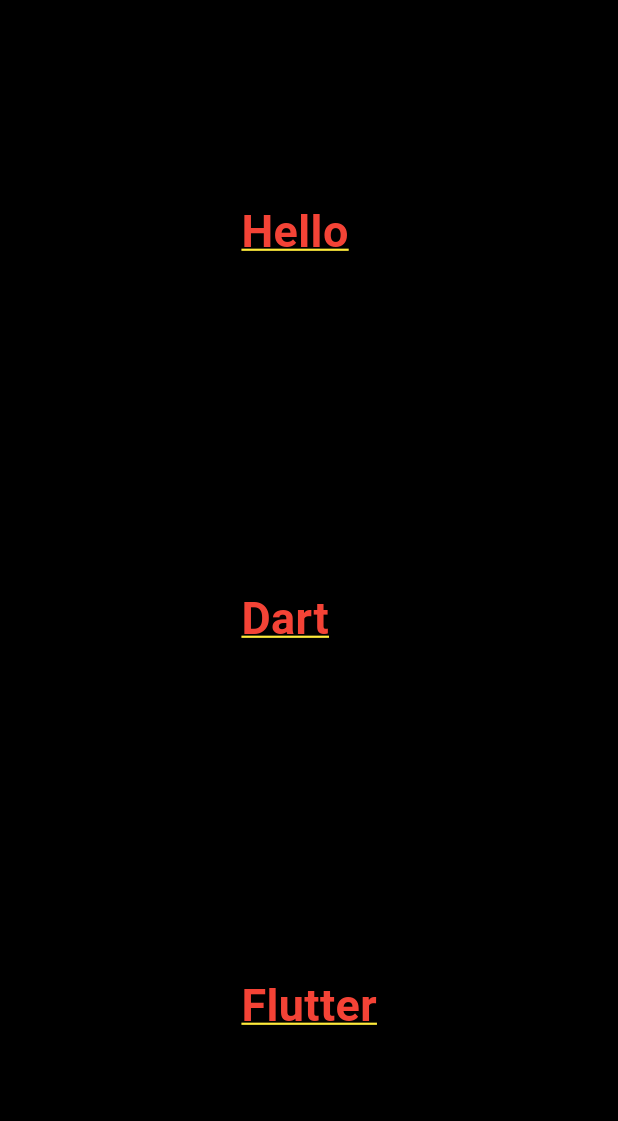
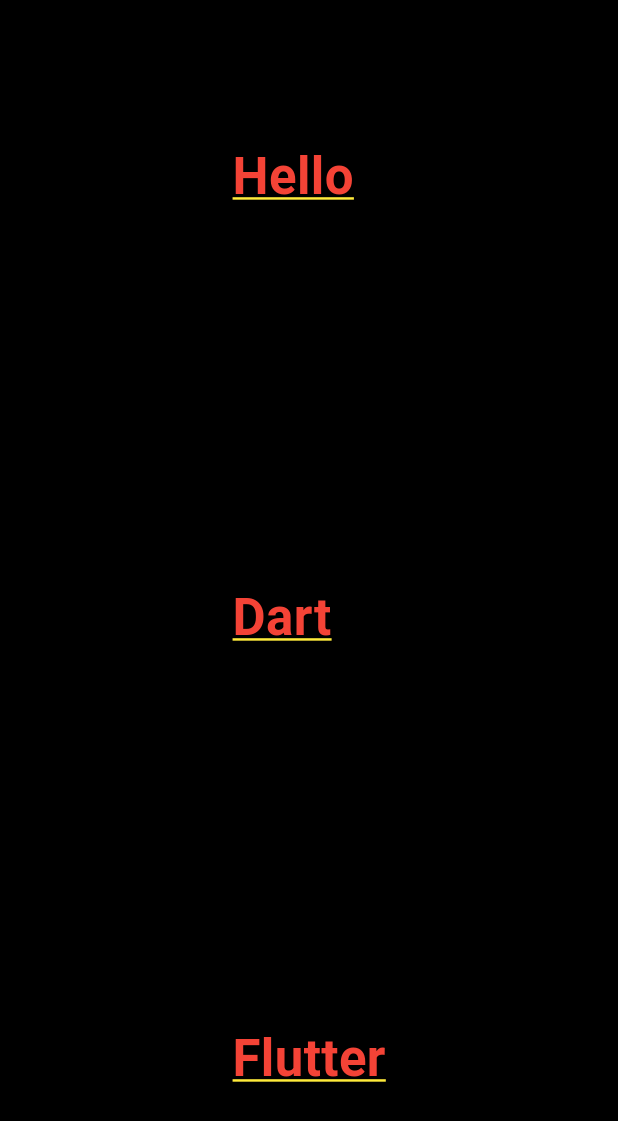
Before and after one commit to AnkitUmredkar/Anatomy_Flutter, a Flutter app: the screen it shows after launch, on a phone screen of 412 x 824 dp. Shown: the top 1121 px of the screen. Run offline on Flutter 3.47's test engine with Material 3 defaults, Android fonts, the phone set to English and light mode, and no system bars.

Commit message:
20-03-2024

```diff
--- a/lib/main.dart
+++ b/lib/main.dart
@@ -16,7 +16,7 @@ class MyApp extends StatelessWidget {
         backgroundColor : Colors.black,
         body: Center(
           child: Text('Hello\n\n\n\n\n\nDart\n\n\n\n\n\nFlutter',
-            style: TextStyle(fontSize: 30,color: Colors.red,decoration: TextDecoration.underline,decorationColor: Colors.yellow,fontWeight: FontWeight.bold),
+            style: TextStyle(fontSize: 34,color: Colors.red,decoration: TextDecoration.underline,decorationColor: Colors.yellow,fontWeight: FontWeight.bold),
           ),
         ),
       ),
```
